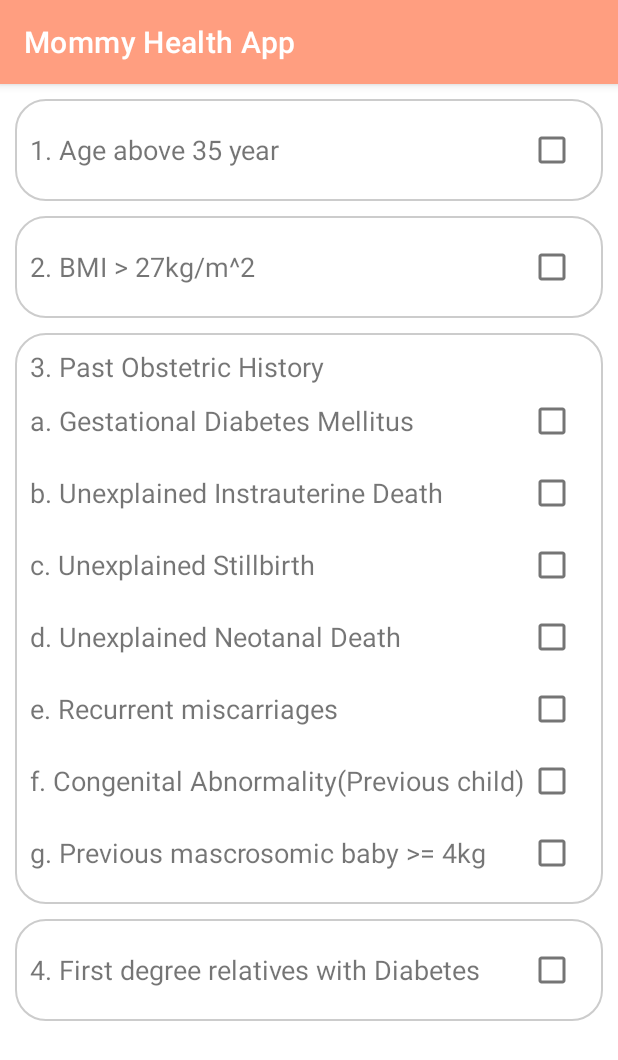
After one commit to Jiaenong/MommyHealthApp, an Android app: the MGTTActivity screen opened directly, with no data from a screen before it, on a phone screen of 412 x 824 dp. The commit adds this screen. Shown: the top 1060 px of the screen. Run offline under Robolectric (Android 15) with nearby library versions, the light colour scheme and no system bars.

Commit message:
modify front end

```diff
--- a/app/src/main/AndroidManifest.xml
+++ b/app/src/main/AndroidManifest.xml
@@ -9,8 +9,10 @@
         android:roundIcon="@mipmap/ic_launcher_round"
         android:supportsRtl="true"
         android:theme="@style/AppTheme">
-        <activity android:name=".Nurse.PregnancyExaminationActivity"
-            android:label="Pregnancy Examination"/>
+        <activity android:name=".Nurse.MGTTActivity"></activity>
+        <activity
+            android:name=".Nurse.PregnancyExaminationActivity"
+            android:label="Pregnancy Examination" />
         <activity
             android:name=".Nurse.PregnancyExamRecordActivity"
             android:label="Examination Record" />
--- /dev/null
+++ b/app/src/main/java/com/example/mommyhealthapp/Nurse/MGTTActivity.java
@@ -0,0 +1,16 @@
+package com.example.mommyhealthapp.Nurse;
+
+import androidx.appcompat.app.AppCompatActivity;
+
+import android.os.Bundle;
+
+import com.example.mommyhealthapp.R;
+
+public class MGTTActivity extends AppCompatActivity {
+
+    @Override
+    protected void onCreate(Bundle savedInstanceState) {
+        super.onCreate(savedInstanceState);
+        setContentView(R.layout.activity_mgtt);
+    }
+}
--- /dev/null
+++ b/app/src/main/res/drawable/customborder.xml
@@ -0,0 +1,6 @@
+<?xml version="1.0" encoding="utf-8"?>
+<shape xmlns:android="http://schemas.android.com/apk/res/android" android:shape="rectangle">
+    <corners android:radius="20dp"/>
+    <padding android:left="10dp" android:right="10dp" android:top="10dp" android:bottom="10dp"/>
+    <stroke android:width="1dp" android:color="#CCCCCC"/>
+</shape>
--- /dev/null
+++ b/app/src/main/res/layout/activity_mgtt.xml
@@ -0,0 +1,221 @@
+<?xml version="1.0" encoding="utf-8"?>
+<androidx.core.widget.NestedScrollView xmlns:android="http://schemas.android.com/apk/res/android"
+    xmlns:app="http://schemas.android.com/apk/res-auto"
+    xmlns:tools="http://schemas.android.com/tools"
+    android:layout_width="match_parent"
+    android:layout_height="match_parent"
+    tools:context=".Nurse.MGTTActivity">
+
+    <androidx.appcompat.widget.LinearLayoutCompat
+        android:layout_width="match_parent"
+        android:layout_height="match_parent"
+        android:orientation="vertical"
+        android:padding="10dp">
+
+        <RelativeLayout
+            android:layout_width="match_parent"
+            android:layout_height="wrap_content"
+            android:background="@drawable/customborder">
+
+            <TextView
+                android:id="@+id/textView40"
+                android:layout_width="wrap_content"
+                android:layout_height="wrap_content"
+                android:text="@string/mgtt_Age"
+                android:layout_centerVertical="true"
+                android:textSize="18sp" />
+
+            <CheckBox
+                android:id="@+id/checkBox18"
+                android:layout_width="wrap_content"
+                android:layout_height="wrap_content"
+                android:layout_alignParentRight="true"/>
+        </RelativeLayout>
+
+        <RelativeLayout
+            android:layout_width="match_parent"
+            android:layout_height="wrap_content"
+            android:layout_marginTop="10dp"
+            android:background="@drawable/customborder">
+
+            <TextView
+                android:id="@+id/textView41"
+                android:layout_width="wrap_content"
+                android:layout_height="wrap_content"
+                android:text="@string/mgtt_BMI"
+                android:layout_centerVertical="true"
+                android:textSize="18sp" />
+
+            <CheckBox
+                android:id="@+id/checkBox19"
+                android:layout_width="wrap_content"
+                android:layout_height="wrap_content"
+                android:layout_alignParentRight="true"/>
+        </RelativeLayout>
+
+        <androidx.appcompat.widget.LinearLayoutCompat
+            android:layout_width="match_parent"
+            android:layout_height="wrap_content"
+            android:layout_marginTop="10dp"
+            android:background="@drawable/customborder"
+            android:orientation="vertical">
+
+            <TextView
+                android:id="@+id/textView42"
+                android:layout_width="wrap_content"
+                android:layout_height="wrap_content"
+                android:text="@string/mgtt_obstetric"
+                android:textSize="18sp" />
+
+            <RelativeLayout
+                android:layout_width="match_parent"
+                android:layout_height="wrap_content">
+
+                <TextView
+                    android:id="@+id/textView43"
+                    android:layout_width="wrap_content"
+                    android:layout_height="wrap_content"
+                    android:text="@string/mgtt_gestational"
+                    android:layout_centerVertical="true"
+                    android:textSize="18sp" />
+
+                <CheckBox
+                    android:id="@+id/checkBox20"
+                    android:layout_width="wrap_content"
+                    android:layout_height="wrap_content"
+                    android:layout_alignParentRight="true"/>
+            </RelativeLayout>
+            <RelativeLayout
+                android:layout_width="match_parent"
+                android:layout_height="wrap_content">
+
+                <TextView
+                    android:id="@+id/textView44"
+                    android:layout_width="wrap_content"
+                    android:layout_height="wrap_content"
+                    android:text="@string/mgtt_intrauterine"
+                    android:layout_centerVertical="true"
+                    android:textSize="18sp" />
+
+                <CheckBox
+                    android:id="@+id/checkBox21"
+                    android:layout_width="wrap_content"
+                    android:layout_height="wrap_content"
+                    android:layout_alignParentRight="true"/>
+            </RelativeLayout>
+            <RelativeLayout
+                android:layout_width="match_parent"
+                android:layout_height="wrap_content">
+
+                <TextView
+                    android:id="@+id/textView45"
+                    android:layout_width="wrap_content"
+                    android:layout_height="wrap_content"
+                    android:text="@string/mgtt_stillbirth"
+                    android:layout_centerVertical="true"
+                    android:textSize="18sp" />
+
+                <CheckBox
+                    android:id="@+id/checkBox22"
+                    android:layout_width="wrap_content"
+                    android:layout_height="wrap_content"
+                    android:layout_alignParentRight="true"/>
+            </RelativeLayout>
+            <RelativeLayout
+                android:layout_width="match_parent"
+                android:layout_height="wrap_content">
+
+                <TextView
+                    android:id="@+id/textView46"
+                    android:layout_width="wrap_content"
+                    android:layout_height="wrap_content"
+                    android:text="@string/mgtt_neotanal"
+                    android:layout_centerVertical="true"
+                    android:textSize="18sp" />
+
+                <CheckBox
+                    android:id="@+id/checkBox23"
+                    android:layout_width="wrap_content"
+                    android:layout_height="wrap_content"
+                    android:layout_alignParentRight="true"/>
+            </RelativeLayout>
+            <RelativeLayout
+                android:layout_width="match_parent"
+                android:layout_height="wrap_content">
+
+                <TextView
+                    android:id="@+id/textView47"
+                    android:layout_width="wrap_content"
+                    android:layout_height="wrap_content"
+                    android:text="@string/mgtt_recurrent"
+                    android:layout_centerVertical="true"
+                    android:textSize="18sp" />
+
+                <CheckBox
+                    android:id="@+id/checkBox24"
+                    android:layout_width="wrap_content"
+                    android:layout_height="wrap_content"
+                    android:layout_alignParentRight="true"/>
+            </RelativeLayout>
+            <RelativeLayout
+                android:layout_width="match_parent"
+                android:layout_height="wrap_content">
+
+                <TextView
+                    android:id="@+id/textView48"
+                    android:layout_width="wrap_content"
+                    android:layout_height="wrap_content"
+                    android:text="@string/mgtt_congenital"
+                    android:layout_centerVertical="true"
+                    android:textSize="18sp" />
+
+                <CheckBox
+                    android:id="@+id/checkBox25"
+                    android:layout_width="wrap_content"
+                    android:layout_height="wrap_content"
+                    android:layout_alignParentRight="true"/>
+            </RelativeLayout>
+            <RelativeLayout
+                android:layout_width="match_parent"
+                android:layout_height="wrap_content">
+
+                <TextView
+                    android:id="@+id/textView49"
+                    android:layout_width="wrap_content"
+                    android:layout_height="wrap_content"
+                    android:text="@string/mgtt_mascrosomic"
+                    android:layout_centerVertical="true"
+                    android:textSize="18sp" />
+
+                <CheckBox
+                    android:id="@+id/checkBox26"
+                    android:layout_width="wrap_content"
+                    android:layout_height="wrap_content"
+                    android:layout_alignParentRight="true"/>
+            </RelativeLayout>
+        </androidx.appcompat.widget.LinearLayoutCompat>
+
+        <RelativeLayout
+            android:layout_width="match_parent"
+            android:layout_height="wrap_content"
+            android:background="@drawable/customborder"
+            android:layout_marginTop="10dp">
+
+            <TextView
+                android:id="@+id/textView50"
+                android:layout_width="wrap_content"
+                android:layout_height="wrap_content"
+                android:text="@string/mgtt_diabetes"
+                android:layout_centerVertical="true"
+                android:textSize="18sp" />
+
+            <CheckBox
+                android:id="@+id/checkBox17"
+                android:layout_width="wrap_content"
+                android:layout_height="wrap_content"
+                android:layout_alignParentRight="true"/>
+        </RelativeLayout>
+
+    </androidx.appcompat.widget.LinearLayoutCompat>
+
+</androidx.core.widget.NestedScrollView>
--- a/app/src/main/res/values/strings.xml
+++ b/app/src/main/res/values/strings.xml
@@ -187,5 +187,16 @@
     <string name="problem">Problem</string>
     <string name="treatment">Treatment</string>
     <string name="due_date">Due Date</string>
+    <string name="mgtt_Age">1. Age above 35 year</string>
+    <string name="mgtt_BMI">2. <![CDATA[BMI > 27kg/m^2]]></string>
+    <string name="mgtt_obstetric">3. Past Obstetric History</string>
+    <string name="mgtt_gestational">a. Gestational Diabetes Mellitus</string>
+    <string name="mgtt_intrauterine">b. Unexplained Instrauterine Death</string>
+    <string name="mgtt_stillbirth">c. Unexplained Stillbirth</string>
+    <string name="mgtt_neotanal">d. Unexplained Neotanal Death</string>
+    <string name="mgtt_recurrent">e. Recurrent miscarriages</string>
+    <string name="mgtt_congenital">f. Congenital Abnormality(Previous child)</string>
+    <string name="mgtt_mascrosomic"><![CDATA[g. Previous mascrosomic baby >= 4kg]]></string>
+    <string name="mgtt_diabetes">4. First degree relatives with Diabetes</string>
 
 </resources>
```
